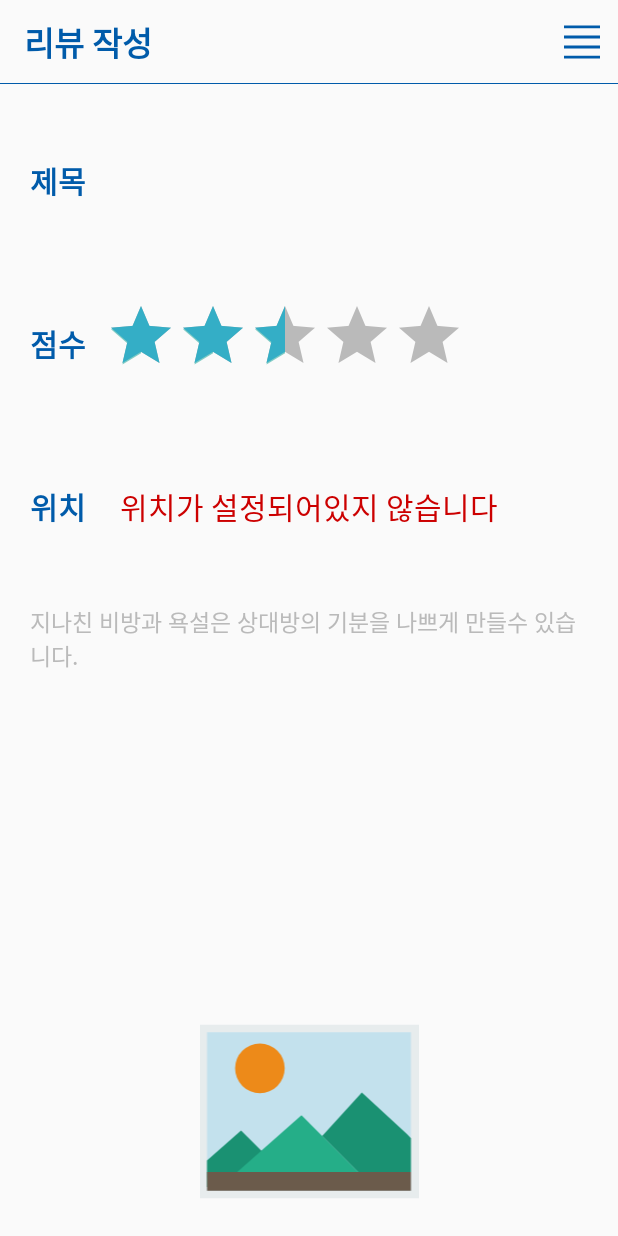
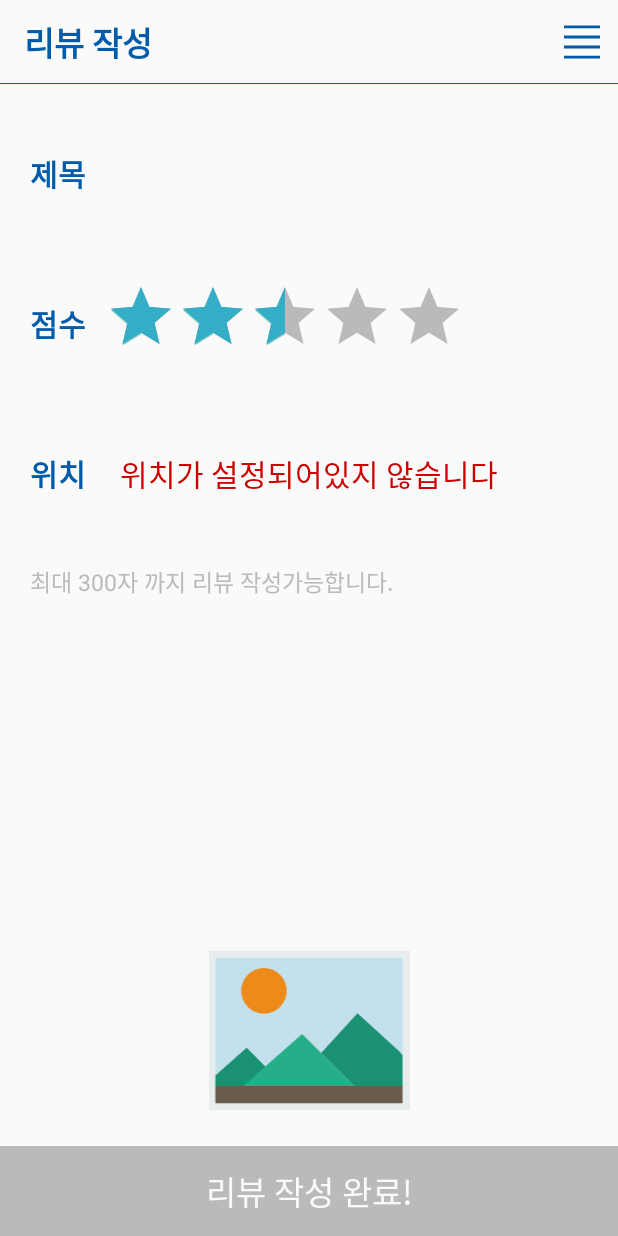
Before and after one commit to extJo/isthere, an Android app: the MakeReview screen opened directly, with no data from a screen before it, on a phone screen of 412 x 824 dp. Run offline under Robolectric (Android 15) with nearby library versions, the phone set to English and light mode, and no system bars; libraries missing offline, so code that uses them is left out: com.yalantis.contextmenu; 6 statements that could not run were skipped.

Commit message:
presentLocation class에서 logic오류 수정완료. 리뷰 작성 button활성화 문제 해결 중

```diff
--- a/app/src/main/java/com/apptive/joDuo/isthere/MakeReview.java
+++ b/app/src/main/java/com/apptive/joDuo/isthere/MakeReview.java
@@ -2,15 +2,22 @@ package com.apptive.joDuo.isthere;
 
 import android.content.Intent;
 import android.os.Bundle;
+import android.os.Handler;
+import android.os.HandlerThread;
 import android.support.v4.app.FragmentManager;
 import android.support.v7.app.AppCompatActivity;
 import android.support.v7.widget.Toolbar;
+import android.text.Editable;
+import android.text.TextWatcher;
 import android.view.Menu;
 import android.view.MenuInflater;
 import android.view.MenuItem;
 import android.view.View;
+import android.widget.Button;
+import android.widget.EditText;
 import android.widget.ImageView;
 import android.widget.LinearLayout;
+import android.widget.RatingBar;
 import android.widget.TextView;
 
 import com.yalantis.contextmenu.lib.ContextMenuDialogFragment;
@@ -27,15 +34,29 @@ import java.util.List;
 
 public class MakeReview extends AppCompatActivity implements OnMenuItemClickListener {
 
+    private static final int LAUNCHED_ACTIVITY = 1;
+
     private FragmentManager fragmentManager;
     private ContextMenuDialogFragment mMenuDialogFragment;
     private SearchCategory category;
+    private Boolean finishFlag = false;
 
+    private EditText title;
+    private RatingBar grade;
+    private TextView location;
+    private EditText content;
+    private Button makeFinishButton;
 
     @Override
     protected void onCreate(Bundle savedInstanceState) {
         super.onCreate(savedInstanceState);
         setContentView(R.layout.make_review);
+
+        title = (EditText) findViewById(R.id.title_review);
+        grade = (RatingBar) findViewById(R.id.rating_review);
+        location = (TextView) findViewById(R.id.set_location_text);
+        content = (EditText) findViewById(R.id.text_review);
+        makeFinishButton = (Button) findViewById(R.id.make_review_finish);
 
 
         ImageView imageView = (ImageView) findViewById(R.id.picture);
@@ -46,14 +67,44 @@ public class MakeReview extends AppCompatActivity implements OnMenuItemClickList
             }
         });
 
-        LinearLayout location = (LinearLayout) findViewById(R.id.set_location_layout);
-        location.setOnClickListener(new View.OnClickListener() {
+        LinearLayout locationLayout = (LinearLayout) findViewById(R.id.set_location_layout);
+        locationLayout.setOnClickListener(new View.OnClickListener() {
             @Override
             public void onClick(View view) {
                 Intent intent = new Intent(MakeReview.this, PresentLocation.class);
-                startActivity(intent);
+                startActivityForResult(intent, LAUNCHED_ACTIVITY);
             }
         });
+
+        title.addTextChangedListener(textWatcher);
+        content.addTextChangedListener(textWatcher);
+        location.addTextChangedListener(textWatcher);
+
+
+        Handler handler = new Handler();
+        handler.postDelayed(new Runnable() {
+            @Override
+            public void run() {
+                System.out.println("콜은 하냐?");
+                if (finishFlag) {
+                    makeFinishButton.setEnabled(false);
+                    makeFinishButton.setBackgroundColor(getResources().getColor(R.color.colorPrimary));
+
+                    makeFinishButton.setOnClickListener(new View.OnClickListener() {
+                        @Override
+                        public void onClick(View view) {
+                            finish();
+                        }
+                    });
+                } else {
+                    makeFinishButton.setEnabled(true);
+                    makeFinishButton.setBackgroundColor(getResources().getColor(R.color.gray_cus));
+                }
+            }
+        }, 500);
+
+
+
 
 
         /* menu button lib */
@@ -62,6 +113,28 @@ public class MakeReview extends AppCompatActivity implements OnMenuItemClickList
         initMenuFragment();
 
     }
+
+    // intent로 결과값을 넘겨받기 위한 method
+    @Override
+    protected void onActivityResult(int requestCode, int resultCode, Intent data) {
+        TextView locationText = (TextView) findViewById(R.id.set_location_text);
+
+        if (requestCode == LAUNCHED_ACTIVITY) {
+            if (resultCode == RESULT_OK) {
+                String result = data.getExtras().getString("addressName");
+                locationText.setText(result);
+                locationText.setTextColor(getResources().getColor(R.color.background));
+            } else {
+                locationText.setText("위치가 설정되어있지 않습니다");
+                locationText.setTextColor(getResources().getColor(android.R.color.holo_red_dark));
+            }
+        } else {
+            super.onActivityResult(requestCode, resultCode, data);
+        }
+
+
+    }
+
 
     /* menu button lib method */
 
@@ -88,12 +161,10 @@ public class MakeReview extends AppCompatActivity implements OnMenuItemClickList
     }
 
 
-
-
     @Override
     public void onMenuItemClick(View clickedView, int position) {
 
-        switch (position){
+        switch (position) {
             case 1:
                 finish();
                 break;
@@ -193,17 +264,38 @@ public class MakeReview extends AppCompatActivity implements OnMenuItemClickList
     }
 
     // dialog event listener
-
     private View.OnClickListener leftListener = new View.OnClickListener() {
         public void onClick(View v) {
             category.dismiss();
         }
     };
-
     private View.OnClickListener rightListener = new View.OnClickListener() {
         public void onClick(View v) {
             category.dismiss();
         }
     };
 
+    TextWatcher textWatcher = new TextWatcher() {
+        @Override
+        public void beforeTextChanged(CharSequence charSequence, int i, int i1, int i2) {
+
+        }
+
+        @Override
+        public void onTextChanged(CharSequence charSequence, int i, int i1, int i2) {
+            if (charSequence.length() == 0) {
+                finishFlag = false;
+            } else if (charSequence.equals("위치가 설정되어있지 않습니다")) {
+                finishFlag = false;
+            } else {
+                finishFlag = true;
+            }
+
+        }
+
+        @Override
+        public void afterTextChanged(Editable editable) {
+
+        }
+    };
 }
--- a/app/src/main/res/layout/make_review.xml
+++ b/app/src/main/res/layout/make_review.xml
@@ -13,6 +13,7 @@
         android:layout_below="@+id/toolbar"
         android:orientation="vertical"
         android:padding="10dp"
+        android:layout_marginBottom="60dp"
         android:weightSum="10">
 
         <LinearLayout
@@ -114,11 +115,12 @@
             android:layout_weight="3.5"
             android:background="@android:color/transparent"
             android:gravity="start"
-            android:hint="지나친 비방과 욕설은 상대방의 기분을 나쁘게 만들수 있습니다."
+            android:hint="최대 300자 까지 리뷰 작성가능합니다."
             android:textColor="@color/black"
             android:textColorHint="@color/gray_cus"
             android:textSize="15dp"
             android:imeOptions="actionDone"
+            android:maxLength="300"
             />
 
         <ImageView
@@ -128,6 +130,16 @@
             android:layout_weight="2"
             android:src="@drawable/ic_picture"/>
 
+    </LinearLayout>
 
-    </LinearLayout>
+    <Button
+        android:id="@+id/make_review_finish"
+        android:layout_width="match_parent"
+        android:layout_height="60dp"
+        android:layout_alignParentBottom="true"
+        android:background="@color/colorPrimary"
+        android:text="리뷰 작성 완료!"
+        android:textAlignment="center"
+        android:textColor="@color/white"
+        android:textSize="22dp"/>
 </RelativeLayout>
--- a/app/src/main/res/layout/present_location.xml
+++ b/app/src/main/res/layout/present_location.xml
@@ -73,7 +73,7 @@
             android:id="@+id/location_address"
             android:layout_width="match_parent"
             android:layout_height="30dp"
-            android:text="부산광역시 금정구 장전동 400-51"
+            android:text="부산광역시 금정구 장전동 399-10"
             android:textSize="15dp"
             android:textColor="@color/half_black"
             android:textAlignment="gravity"
--- a/app/src/main/res/values/strings.xml
+++ b/app/src/main/res/values/strings.xml
@@ -1,6 +1,7 @@
 <resources>
     <string name="app_name">거가 거가</string>
     <string name="daum_map_key">eedffea59c43155857e759e93f5e9302</string>
+    <string name="daum_search_key">2992df3a55444958f33dbf0e46b945fa</string>
 
 
     <string-array name="logo_strings">
--- a/build.gradle
+++ b/build.gradle
@@ -5,7 +5,7 @@ buildscript {
         jcenter()
     }
     dependencies {
-        classpath 'com.android.tools.build:gradle:2.3.2'
+        classpath 'com.android.tools.build:gradle:2.3.3'
 
         // NOTE: Do not place your application dependencies here; they belong
         // in the individual module build.gradle files
```
Also changed, not shown: app/src/main/java/com/apptive/joDuo/isthere/PresentLocation.java (+26 -10 lines).
